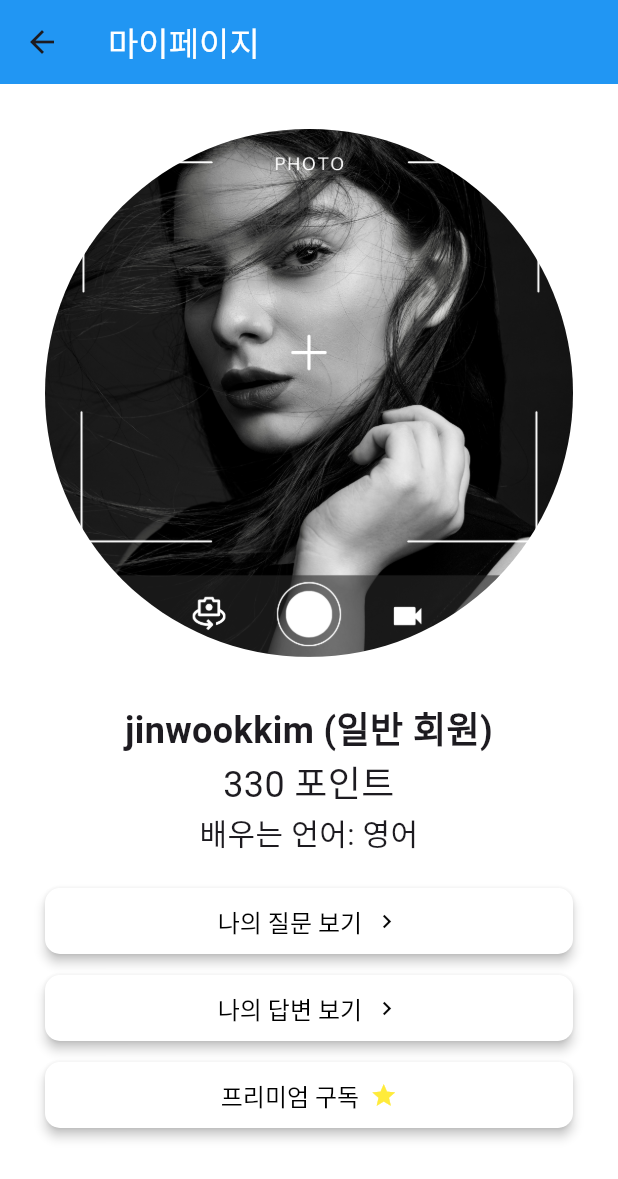
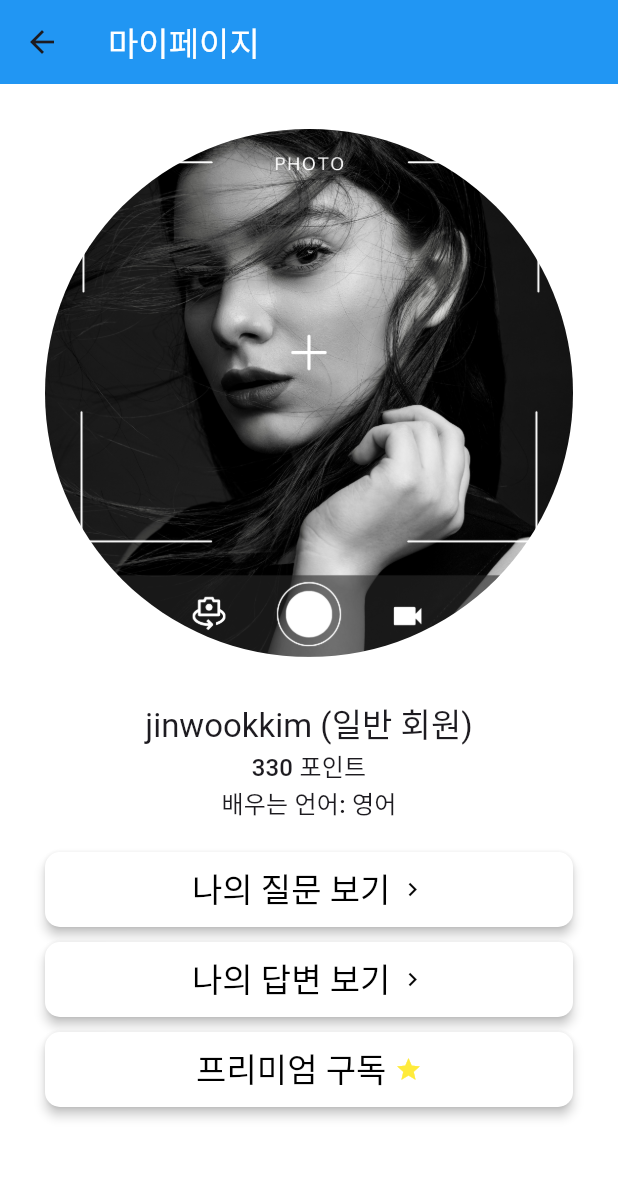
Before and after one commit to SeSACYongsan/langpal, a Flutter app: the MyPageScreen screen opened by its route, on a phone screen of 412 x 824 dp. Shown: the top 1179 px of the screen. Run offline on Flutter 3.47's test engine with Material 3 defaults, Android fonts, the phone set to English and light mode, and no system bars; our stand-ins replace flutter_riverpod, go_router, google_fonts; Roboto replaces fonts that are missing (CookieRun).

Commit message:
Update my_page_screen.dart

```diff
--- a/lib/screens/my_page_screen.dart
+++ b/lib/screens/my_page_screen.dart
@@ -27,26 +27,19 @@ class MyPageScreen extends StatelessWidget {
                   child: Image.asset("assets/images/profile.png"),
                 ),
                 const SizedBox(height: 30),
-                const Text(
+                Text(
                   "jinwookkim (일반 회원)",
-                  style: TextStyle(
-                    fontSize: 24,
-                    fontWeight: FontWeight.bold,
-                  ),
+                  style: Theme.of(context).textTheme.titleLarge,
                   textAlign: TextAlign.center,
                 ),
-                const Text(
+                Text(
                   "330 포인트",
-                  style: TextStyle(
-                    fontSize: 24,
-                  ),
+                  style: Theme.of(context).textTheme.titleMedium,
                   textAlign: TextAlign.center,
                 ),
-                const Text(
+                Text(
                   "배우는 언어: 영어",
-                  style: TextStyle(
-                    fontSize: 20,
-                  ),
+                  style: Theme.of(context).textTheme.titleMedium,
                   textAlign: TextAlign.center,
                 ),
                 const SizedBox(height: 20),
@@ -60,11 +53,11 @@ class MyPageScreen extends StatelessWidget {
                     foregroundColor: Colors.black,
                     padding: const EdgeInsets.all(10),
                     elevation: 3,
-                    textStyle: const TextStyle(
-                      fontSize: 16,
-                    ),
+                    textStyle: Theme.of(context).textTheme.titleLarge,
                   ),
-                  label: const Text("나의 질문 보기"),
+                  label: const Text(
+                    "나의 질문 보기",
+                  ),
                   icon: const Icon(Icons.chevron_right),
                   iconAlignment: IconAlignment.end,
                 ),
@@ -79,9 +72,7 @@ class MyPageScreen extends StatelessWidget {
                     foregroundColor: Colors.black,
                     padding: const EdgeInsets.all(10),
                     elevation: 3,
-                    textStyle: const TextStyle(
-                      fontSize: 16,
-                    ),
+                    textStyle: Theme.of(context).textTheme.titleLarge,
                   ),
                   label: const Text("나의 답변 보기"),
                   icon: const Icon(Icons.chevron_right),
@@ -98,9 +89,7 @@ class MyPageScreen extends StatelessWidget {
                     foregroundColor: Colors.black,
                     padding: const EdgeInsets.all(10),
                     elevation: 3,
-                    textStyle: const TextStyle(
-                      fontSize: 16,
-                    ),
+                    textStyle: Theme.of(context).textTheme.titleLarge,
                   ),
                   label: const Text("프리미엄 구독"),
                   icon: const Icon(
```
